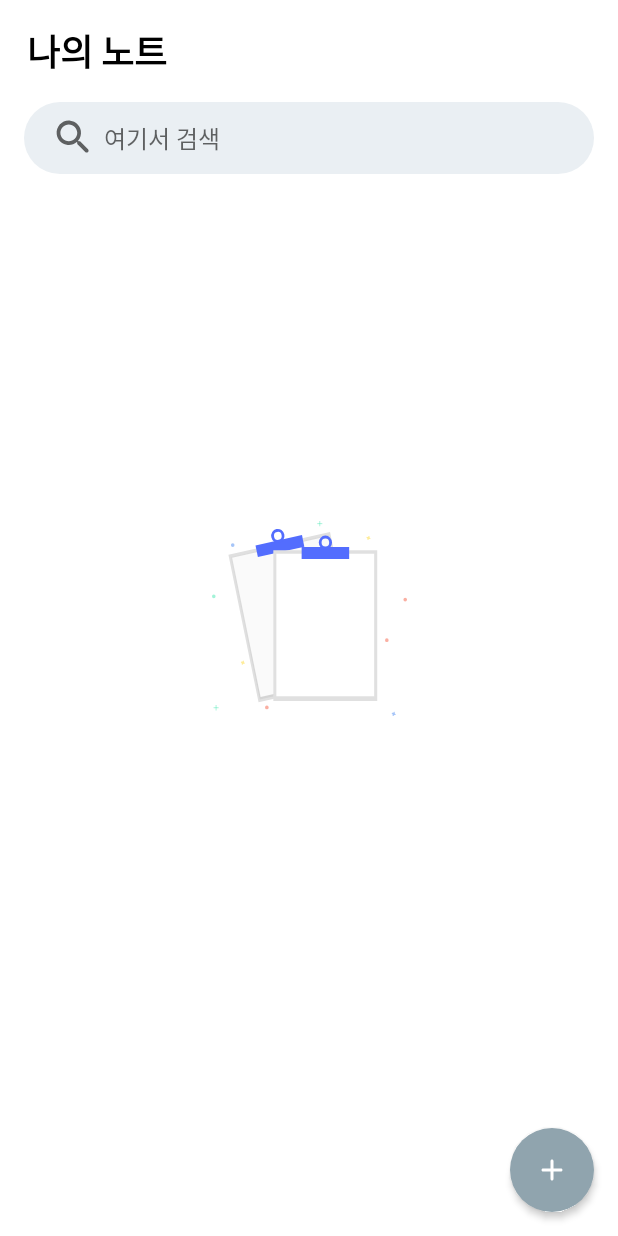
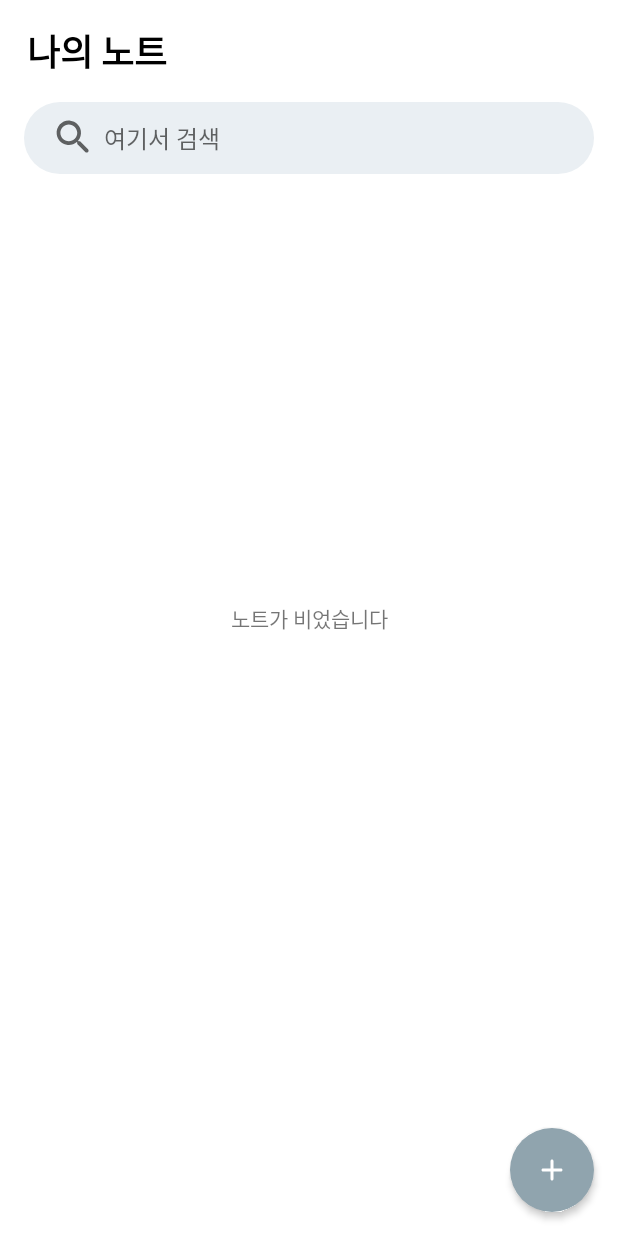
Before and after one commit to youuungh/SimpleNotes, an Android app: the screen it shows after launch (MainActivity), on a phone screen of 412 x 824 dp. Run offline under Robolectric (Android 15) with nearby library versions, the phone set to English and light mode, and no system bars; our stand-ins replace Room's generated code, data binding; libraries missing offline, so code that uses them is left out: io.noties.markwon, org.commonmark.node.

Commit message:
update commit

```diff
--- a/app/src/main/AndroidManifest.xml
+++ b/app/src/main/AndroidManifest.xml
@@ -4,6 +4,7 @@
 
     <application
         android:allowBackup="true"
+        android:enableOnBackInvokedCallback="true"
         android:dataExtractionRules="@xml/data_extraction_rules"
         android:fullBackupContent="@xml/backup_rules"
         android:icon="@mipmap/ic_launcher"
@@ -11,9 +12,10 @@
         android:roundIcon="@mipmap/ic_launcher_round"
         android:supportsRtl="true"
         android:theme="@style/Theme.SimpleNotes"
-        tools:targetApi="31">
+        tools:targetApi="tiramisu">
         <activity
             android:name=".activities.MainActivity"
+            android:windowSoftInputMode="adjustNothing"
             android:exported="true">
             <intent-filter>
                 <action android:name="android.intent.action.MAIN" />
--- a/app/src/main/java/com/example/simplenotes/fragments/NoteFragment.kt
+++ b/app/src/main/java/com/example/simplenotes/fragments/NoteFragment.kt
@@ -9,6 +9,7 @@ import android.text.TextWatcher
 import androidx.fragment.app.Fragment
 import android.view.View
 import android.view.inputmethod.EditorInfo
+import androidx.coordinatorlayout.widget.CoordinatorLayout
 import androidx.core.content.ContextCompat
 import androidx.core.view.isVisible
 import androidx.fragment.app.activityViewModels
@@ -24,6 +25,7 @@ import com.example.simplenotes.databinding.FragmentNoteBinding
 import com.example.simplenotes.utils.SwipeToDelete
 import com.example.simplenotes.utils.hideKeyboard
 import com.example.simplenotes.viewModel.NoteActivityViewModel
+import com.google.android.material.appbar.AppBarLayout
 import com.google.android.material.snackbar.BaseTransientBottomBar
 import com.google.android.material.snackbar.Snackbar
 import com.google.android.material.transition.MaterialElevationScale
@@ -40,8 +42,8 @@ class NoteFragment : Fragment(R.layout.fragment_note) {
 
     override fun onCreate(savedInstanceState: Bundle?) {
         super.onCreate(savedInstanceState)
+        enterTransition = MaterialElevationScale(true).apply { duration = 250 }
         exitTransition = MaterialElevationScale(false).apply { duration = 300 }
-        enterTransition = MaterialElevationScale(true).apply { duration = 300 }
     }
 
     override fun onViewCreated(view: View, savedInstanceState: Bundle?) {
@@ -79,7 +81,7 @@ class NoteFragment : Fragment(R.layout.fragment_note) {
 
         noteBinding.search.addTextChangedListener(object : TextWatcher {
             override fun beforeTextChanged(p0: CharSequence?, p1: Int, p2: Int, p3: Int) {
-                noteBinding.noData.isVisible = false
+                noteBinding.noDataText.isVisible = false
             }
 
             override fun onTextChanged(s: CharSequence?, p1: Int, p2: Int, p3: Int) {
@@ -117,7 +119,7 @@ class NoteFragment : Fragment(R.layout.fragment_note) {
         noteBinding.clearText.setOnClickListener {
             clearTextFunction()
             it.isVisible = false
-            noteBinding.noData.isVisible = false
+            noteBinding.noDataText.isVisible = false
         }
 
         noteBinding.addFab.setOnClickListener {
@@ -169,7 +171,18 @@ class NoteFragment : Fragment(R.layout.fragment_note) {
 
     private fun observerDataChanges() {
         noteActivityViewModel.getAllNotes().observe(viewLifecycleOwner) { list ->
-            noteBinding.noData.isVisible = list.isEmpty()
+            noteBinding.noDataText.isVisible = list.isEmpty()
+            noteBinding.rvNote.isNestedScrollingEnabled = list.isNotEmpty()
+            val params = (noteBinding.appBarLayout.layoutParams as CoordinatorLayout.LayoutParams).behavior as? AppBarLayout.Behavior
+            if (list.isEmpty()) {
+                params?.setDragCallback(object : AppBarLayout.Behavior.DragCallback() {
+                    override fun canDrag(appBarLayout: AppBarLayout): Boolean {
+                        return false
+                    }
+                })
+            } else {
+                params?.setDragCallback(null)
+            }
             rvAdapter.submitList(list)
         }
     }
@@ -198,7 +211,7 @@ class NoteFragment : Fragment(R.layout.fragment_note) {
                     override fun onShown(transientBottomBar: Snackbar?) {
                         transientBottomBar?.setAction("취소") {
                             noteActivityViewModel.saveNote(note)
-                            noteBinding.noData.isVisible = false
+                            noteBinding.noDataText.isVisible = false
                         }
                         super.onShown(transientBottomBar)
                     }
@@ -206,7 +219,7 @@ class NoteFragment : Fragment(R.layout.fragment_note) {
                     animationMode = Snackbar.ANIMATION_MODE_FADE
                     setAnchorView(R.id.addFab)
                 }
-                snackBar.setActionTextColor(ContextCompat.getColor(requireContext(), R.color.yellow))
+                snackBar.setActionTextColor(ContextCompat.getColor(requireContext(), R.color.md_blue_grey_200))
                 snackBar.show()
             }
         }
--- a/app/src/main/res/drawable/ic_no_data.xml
+++ /dev/null
@@ -1,125 +0,0 @@
-<vector xmlns:android="http://schemas.android.com/apk/res/android"
-    xmlns:aapt="http://schemas.android.com/aapt"
-    android:width="100dp"
-    android:height="100dp"
-    android:viewportWidth="820.16"
-    android:viewportHeight="780.81">
-  <path
-      android:pathData="M69.12,135.49l427.295,-91.682l126.675,590.383l-427.295,91.682z"
-      android:fillColor="#e0e0e0"/>
-  <path
-      android:pathData="M78.488,143.922l412.854,-88.583l122.393,570.427l-412.854,88.583z"
-      android:strokeAlpha="0.5"
-      android:fillAlpha="0.5">
-    <aapt:attr name="android:fillColor">
-      <gradient
-          android:startY="670.05865"
-          android:startX="407.3025"
-          android:endY="99.63146"
-          android:endX="284.90936"
-          android:type="linear">
-        <item android:offset="0" android:color="#3F808080"/>
-        <item android:offset="0.54" android:color="#1E808080"/>
-        <item android:offset="1" android:color="#19808080"/>
-      </gradient>
-    </aapt:attr>
-  </path>
-  <path
-      android:pathData="M84.638,146.993l402.343,-86.328l119.689,557.824l-402.343,86.328z"
-      android:fillColor="#fafafa"/>
-  <path
-      android:pathData="M181.35,100.947l199.597,-42.826l10.374,48.35l-199.597,42.826z">
-  </path>
-  <path
-      android:pathData="M271.01,32.31c-15.41,3.31 -25.16,18.78 -21.77,34.55s18.62,25.89 34,22.58 25.16,-18.78 21.77,-34.55S286.42,29 271.01,32.31ZM280.68,77.41A16.86,16.86 0,1 1,293.24 57.41,16.66 16.66,0 0,1 280.68,77.41Z">
-  </path>
-  <path
-      android:pathData="M183.007,98.422l195.393,-41.924l9.917,46.218l-195.393,41.924z"
-      android:fillColor="#536dfe"/>
-  <path
-      android:pathData="M271.01,32.31a27.93,27.93 0,1 0,33.17 21.45A27.93,27.93 0,0 0,271.01 32.31ZM280.25,75.41a16.12,16.12 0,1 1,12.38 -19.14A16.12,16.12 0,0 1,280.25 75.41Z"
-      android:fillColor="#536dfe"/>
-  <path
-      android:pathData="M257.89,116.91h437.02v603.82h-437.02z"
-      android:fillColor="#e0e0e0"/>
-  <path
-      android:pathData="M265.28,127.12h422.25v583.41h-422.25z"
-      android:strokeAlpha="0.5"
-      android:fillAlpha="0.5">
-  </path>
-  <path
-      android:pathData="M270.65,131.42h411.5v570.52h-411.5z"
-      android:fillColor="#fff"/>
-  <path
-      android:pathData="M374.87,106.68h204.14v49.45h-204.14z">
-  </path>
-  <path
-      android:pathData="M476.94,58.41c-15.76,0 -28.54,13.08 -28.54,29.22s12.78,29.22 28.54,29.22 28.54,-13.08 28.54,-29.22S492.7,58.41 476.94,58.41ZM476.94,104.49a16.86,16.86 0,1 1,16.46 -16.86A16.66,16.66 0,0 1,476.94 104.41Z">
-  </path>
-  <path
-      android:pathData="M377.02,104.56h199.84v47.27h-199.84z"
-      android:fillColor="#536dfe"/>
-  <path
-      android:pathData="M476.94,58.41a27.93,27.93 0,1 0,27.93 27.93A27.93,27.93 0,0 0,476.94 58.41ZM476.94,102.46A16.12,16.12 0,1 1,493.08 86.3,16.12 16.12,0 0,1 476.94,102.41Z"
-      android:fillColor="#536dfe"/>
-  <path
-      android:pathData="M15.27,737.05h3.76v21.33h-3.76z"
-      android:strokeAlpha="0.5"
-      android:fillColor="#47e6b1"
-      android:fillAlpha="0.5"/>
-  <path
-      android:pathData="M27.82,745.84l-0,3.76l-21.33,0l-0,-3.76z"
-      android:strokeAlpha="0.5"
-      android:fillColor="#47e6b1"
-      android:fillAlpha="0.5"/>
-  <path
-      android:pathData="M451.49,0h3.76v21.33h-3.76z"
-      android:strokeAlpha="0.5"
-      android:fillColor="#47e6b1"
-      android:fillAlpha="0.5"/>
-  <path
-      android:pathData="M464.04,8.78l-0,3.76l-21.33,0l-0,-3.76z"
-      android:strokeAlpha="0.5"
-      android:fillColor="#47e6b1"
-      android:fillAlpha="0.5"/>
-  <path
-      android:pathData="M771.08,772.56a4.61,4.61 0,0 1,-2.57 -5.57,2.22 2.22,0 0,0 0.1,-0.51h0a2.31,2.31 0,0 0,-4.15 -1.53h0a2.22,2.22 0,0 0,-0.26 0.45,4.61 4.61,0 0,1 -5.57,2.57 2.22,2.22 0,0 0,-0.51 -0.1h0a2.31,2.31 0,0 0,-1.53 4.15h0a2.22,2.22 0,0 0,0.45 0.26,4.61 4.61,0 0,1 2.57,5.57 2.22,2.22 0,0 0,-0.1 0.51h0a2.31,2.31 0,0 0,4.15 1.53h0a2.22,2.22 0,0 0,0.26 -0.45,4.61 4.61,0 0,1 5.57,-2.57 2.22,2.22 0,0 0,0.51 0.1h0a2.31,2.31 0,0 0,1.53 -4.15h0A2.22,2.22 0,0 0,771.08 772.56Z"
-      android:strokeAlpha="0.5"
-      android:fillColor="#4d8af0"
-      android:fillAlpha="0.5"/>
-  <path
-      android:pathData="M136.67,567.5a4.61,4.61 0,0 1,-2.57 -5.57,2.22 2.22,0 0,0 0.1,-0.51h0a2.31,2.31 0,0 0,-4.15 -1.53h0a2.22,2.22 0,0 0,-0.26 0.45,4.61 4.61,0 0,1 -5.57,2.57 2.22,2.22 0,0 0,-0.51 -0.1h0a2.31,2.31 0,0 0,-1.53 4.15h0a2.22,2.22 0,0 0,0.45 0.26,4.61 4.61,0 0,1 2.57,5.57 2.22,2.22 0,0 0,-0.1 0.51h0a2.31,2.31 0,0 0,4.15 1.53h0a2.22,2.22 0,0 0,0.26 -0.45A4.61,4.61 0,0 1,135.08 571.81a2.22,2.22 0,0 0,0.51 0.1h0a2.31,2.31 0,0 0,1.53 -4.15h0A2.22,2.22 0,0 0,136.67 567.5Z"
-      android:strokeAlpha="0.5"
-      android:fillColor="#fdd835"
-      android:fillAlpha="0.5"/>
-  <path
-      android:pathData="M665.08,68.18a4.61,4.61 0,0 1,-2.57 -5.57,2.22 2.22,0 0,0 0.1,-0.51h0a2.31,2.31 0,0 0,-4.15 -1.53h0a2.22,2.22 0,0 0,-0.26 0.45,4.61 4.61,0 0,1 -5.57,2.57 2.22,2.22 0,0 0,-0.51 -0.1h0a2.31,2.31 0,0 0,-1.53 4.15h0a2.22,2.22 0,0 0,0.45 0.26,4.61 4.61,0 0,1 2.57,5.57 2.22,2.22 0,0 0,-0.1 0.51h0a2.31,2.31 0,0 0,4.15 1.53h0a2.22,2.22 0,0 0,0.26 -0.45,4.61 4.61,0 0,1 5.57,-2.57 2.22,2.22 0,0 0,0.51 0.1h0a2.31,2.31 0,0 0,1.53 -4.15h0A2.22,2.22 0,0 0,665.08 68.18Z"
-      android:strokeAlpha="0.5"
-      android:fillColor="#fdd835"
-      android:fillAlpha="0.5"/>
-  <path
-      android:pathData="M812.64,314.47m-7.53,0a7.53,7.53 0,1 1,15.06 0a7.53,7.53 0,1 1,-15.06 0"
-      android:strokeAlpha="0.5"
-      android:fillColor="#f55f44"
-      android:fillAlpha="0.5"/>
-  <path
-      android:pathData="M230.73,746.65m-7.53,0a7.53,7.53 0,1 1,15.06 0a7.53,7.53 0,1 1,-15.06 0"
-      android:strokeAlpha="0.5"
-      android:fillColor="#f55f44"
-      android:fillAlpha="0.5"/>
-  <path
-      android:pathData="M735.31,477.23m-7.53,0a7.53,7.53 0,1 1,15.06 0a7.53,7.53 0,1 1,-15.06 0"
-      android:strokeAlpha="0.5"
-      android:fillColor="#f55f44"
-      android:fillAlpha="0.5"/>
-  <path
-      android:pathData="M87.14,96.35m-7.53,0a7.53,7.53 0,1 1,15.06 0a7.53,7.53 0,1 1,-15.06 0"
-      android:strokeAlpha="0.5"
-      android:fillColor="#4d8af0"
-      android:fillAlpha="0.5"/>
-  <path
-      android:pathData="M7.53,301.76m-7.53,0a7.53,7.53 0,1 1,15.06 0a7.53,7.53 0,1 1,-15.06 0"
-      android:strokeAlpha="0.5"
-      android:fillColor="#47e6b1"
-      android:fillAlpha="0.5"/>
-</vector>
--- a/app/src/main/res/layout/fragment_note.xml
+++ b/app/src/main/res/layout/fragment_note.xml
@@ -73,14 +73,13 @@
                             android:id="@+id/clearText"
                             android:layout_width="wrap_content"
                             android:layout_height="match_parent"
-                            android:background="?attr/selectableItemBackgroundBorderless"
-                            android:clickable="true"
-                            android:contentDescription="@string/clear"
-                            android:focusable="true"
                             android:paddingStart="4dp"
                             android:paddingEnd="24dp"
+                            android:clickable="true"
+                            android:focusable="true"
                             android:src="@drawable/ic_round_clear_24"
-                            android:visibility="gone" />
+                            android:visibility="gone"
+                            android:contentDescription="@null" />
 
                     </LinearLayout>
 
@@ -99,24 +98,25 @@
             android:paddingBottom="5dp"
             android:clipToPadding="false"
             android:transitionGroup="true"
-            app:layout_behavior="@string/appbar_scrolling_view_behavior"
-            tools:listitem="@layout/note_item_layout" />
+            app:layout_behavior="@string/appbar_scrolling_view_behavior" />
 
         <androidx.constraintlayout.widget.ConstraintLayout
             android:layout_width="match_parent"
             android:layout_height="match_parent">
 
-            <ImageView
-                android:id="@+id/noData"
-                android:layout_width="130dp"
-                android:layout_height="130dp"
-                android:src="@drawable/ic_no_data"
+            <com.google.android.material.textview.MaterialTextView
+                android:id="@+id/noDataText"
+                android:layout_width="wrap_content"
+                android:layout_height="wrap_content"
+                android:gravity="center"
+                android:fontFamily="@font/google_sans_medium"
+                android:text="@string/empty"
+                android:visibility="gone"
                 app:layout_constraintStart_toStartOf="parent"
                 app:layout_constraintEnd_toEndOf="parent"
                 app:layout_constraintTop_toTopOf="parent"
                 app:layout_constraintBottom_toBottomOf="parent"
-                android:visibility="gone"
-                android:contentDescription="@null" />
+                tools:visibility="visible"/>
 
         </androidx.constraintlayout.widget.ConstraintLayout>
 
--- a/app/src/main/res/layout/fragment_note_content.xml
+++ b/app/src/main/res/layout/fragment_note_content.xml
@@ -25,7 +25,7 @@
                 android:layout_marginStart="16dp"
                 android:layout_centerVertical="true"
                 android:padding="6dp"
-                android:background="?attr/selectableItemBackgroundBorderless"
+                android:background="@drawable/button_ripple"
                 android:focusable="true"
                 android:clickable="true"
                 android:src="@drawable/ic_round_arrow_back_24" />
@@ -37,7 +37,7 @@
                 android:layout_marginEnd="16dp"
                 android:layout_alignParentEnd="true"
                 android:layout_centerVertical="true"
-                android:background="?attr/selectableItemBackgroundBorderless"
+                android:background="@drawable/button_ripple"
                 android:clickable="true"
                 android:focusable="true"
                 android:padding="6dp"
@@ -118,7 +118,7 @@
         <LinearLayout
             android:id="@+id/bottomBar"
             android:layout_width="match_parent"
-            android:layout_height="50dp"
+            android:layout_height="wrap_content"
             android:layout_alignParentBottom="true"
             android:gravity="center_horizontal"
             android:orientation="horizontal"
@@ -126,11 +126,9 @@
 
             <com.yahiaangelo.markdownedittext.MarkdownStylesBar
                 android:id="@+id/stylesBar"
-                android:layout_width="wrap_content"
-                android:layout_height="wrap_content"
-                android:layout_marginStart="10dp"
-                android:layout_marginEnd="10dp"
-                android:layout_marginBottom="6dp"
+                android:layout_width="match_parent"
+                android:layout_height="match_parent"
+                android:gravity="center"
                 android:elevation="5dp"
                 tools:ignore="RtlSymmetry" />
 
--- a/app/src/main/res/values/strings.xml
+++ b/app/src/main/res/values/strings.xml
@@ -3,7 +3,6 @@
 
     <string name="app_bar_text">나의 노트</string>
     <string name="search_here">여기서 검색</string>
-    <string name="clear">clear</string>
     <string name="no_data">노트가 비었습니다</string>
     <string name="add_note">노트 작성</string>
     <string name="choose_color">배경 색상 선택</string>
@@ -22,4 +21,5 @@
     <string name="dd_mm_yy">dd-mm-yy</string>
     <string name="title">제목</string>
     <string name="content">내용</string>
+    <string name="empty">노트가 비었습니다</string>
 </resources>
```
